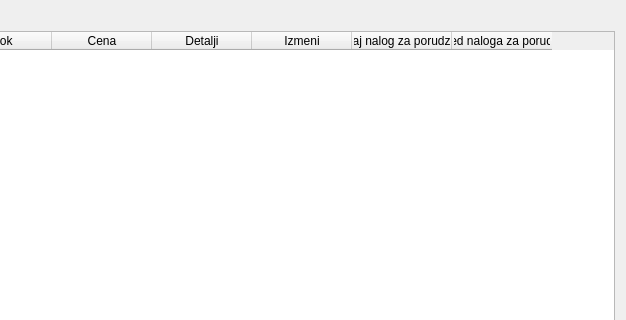
Loptica23/POVI, file gui/POVI/ordersview.ui: the form before one commit; both pictures show x 160 to 786 and y 0 to 320 of the 786 by 569 pixel window.
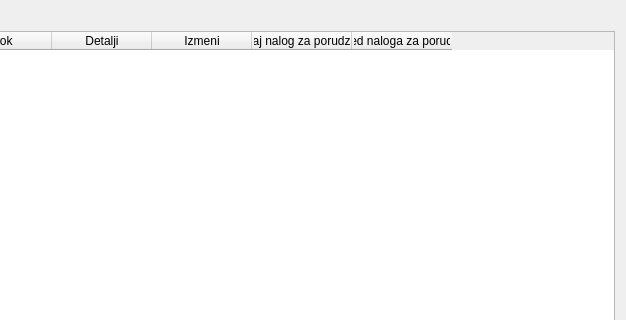
The form after the commit.

Diff of the .ui file:
```diff
--- a/gui/POVI/ordersview.ui
+++ b/gui/POVI/ordersview.ui
@@ -33,11 +33,6 @@
        <string>Rok</string>
       </property>
      </column>
-     <column>
-      <property name="text">
-       <string>Cena</string>
-      </property>
-     </column>
      <column>
       <property name="text">
        <string>Detalji</string>
```
